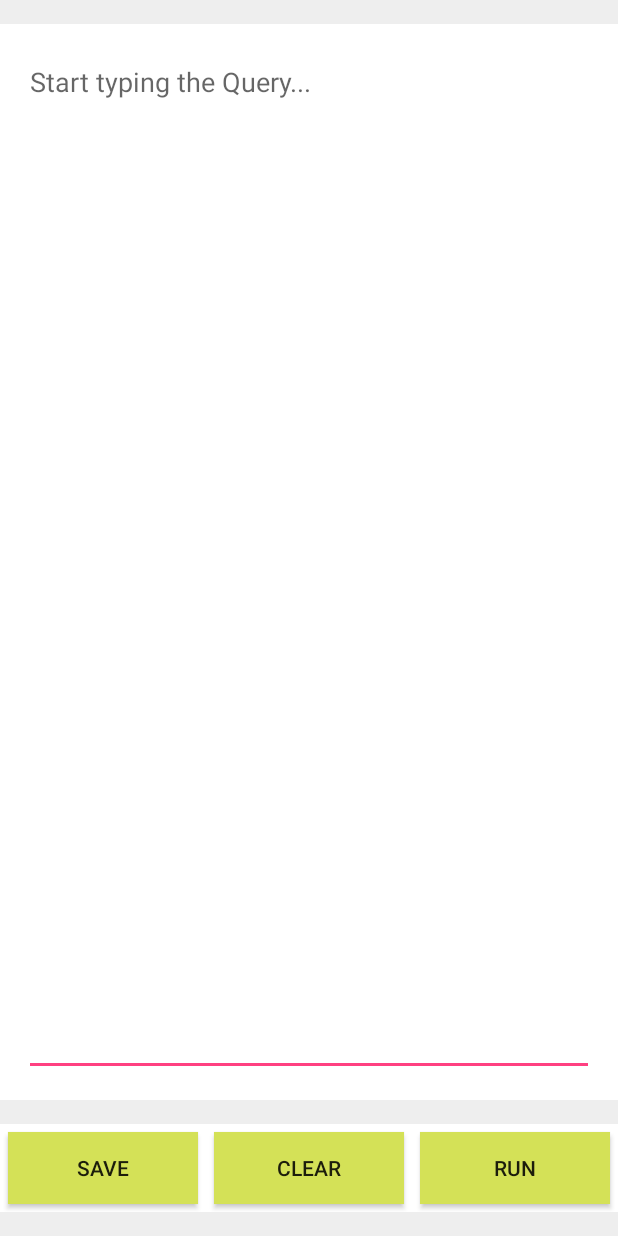
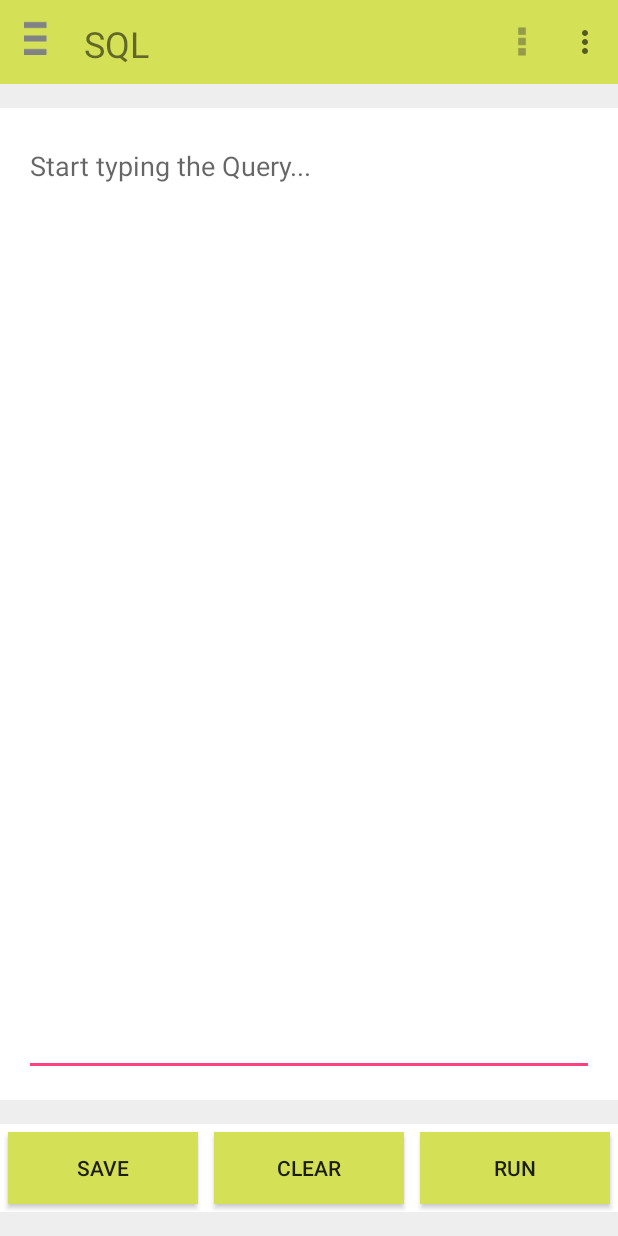
Before and after one commit to tharunaluka/sql, an Android app: the MainActivity screen opened directly, with no data from a screen before it, on a phone screen of 412 x 824 dp. Run offline under Robolectric (Android 15) with nearby library versions, the phone set to English and light mode, and no system bars.

```diff
--- a/app/src/main/java/com/acetechapps/sql/MainActivity.java
+++ b/app/src/main/java/com/acetechapps/sql/MainActivity.java
@@ -3,8 +3,14 @@ package com.acetechapps.sql;
 import android.content.Intent;
 import android.content.SharedPreferences;
 import android.os.AsyncTask;
+import android.support.design.widget.NavigationView;
+import android.support.v4.view.GravityCompat;
+import android.support.v4.widget.DrawerLayout;
+import android.support.v7.app.ActionBarDrawerToggle;
 import android.support.v7.app.AppCompatActivity;
 import android.os.Bundle;
+import android.view.Menu;
+import android.view.MenuItem;
 import android.view.View;
 import android.widget.EditText;
 import android.widget.TextView;
@@ -17,7 +23,7 @@ import java.sql.Connection;
 import java.sql.ResultSet;
 import java.sql.Statement;
 
-public class MainActivity extends AppCompatActivity implements ActivityService {
+public class MainActivity extends AppCompatActivity implements  NavigationView.OnNavigationItemSelectedListener {
 
     EditText writtenQuery;
     String getQuery;
@@ -26,6 +32,7 @@ public class MainActivity extends AppCompatActivity implements ActivityService {
     TextView textView;
 
     private Toolbar toolbar;
+    DrawerLayout drawerLayout;
 
     @Override
     protected void onCreate(Bundle savedInstanceState) {
@@ -42,6 +49,16 @@ public class MainActivity extends AppCompatActivity implements ActivityService {
             Toast.makeText(getApplicationContext(), "That's a bummer!", Toast.LENGTH_SHORT).show();
         }
         writtenQuery = (EditText) findViewById(R.id.inPut);
+
+        drawerLayout = (DrawerLayout) findViewById(R.id.drawer_layout);
+
+        ActionBarDrawerToggle toggle = new ActionBarDrawerToggle(
+                this, drawerLayout, R.string.navigation_drawer_open, R.string.navigation_drawer_close);
+        drawerLayout.setDrawerListener(toggle);
+        toggle.syncState();
+
+        NavigationView navigationView = (NavigationView) findViewById(R.id.nav_view);
+        navigationView.setNavigationItemSelectedListener(this);
     }
 
     public void save(View clicked) {
@@ -103,8 +120,59 @@ public class MainActivity extends AppCompatActivity implements ActivityService {
     }
 
     @Override
-    public void openDrawer(View view) {
-        Intent i= new Intent(this, LeftMenuActivity.class);
-        startActivity(i);
+    public boolean onNavigationItemSelected(MenuItem item) {
+        int id = item.getItemId();
+
+        if (id == R.id.nav_profile) {
+            // Handle the camera action
+        } else if (id == R.id.nav_queries) {
+
+        } else if (id == R.id.nav_tables) {
+
+        } else if (id == R.id.nav_connecitons) {
+
+        } else if (id == R.id.nav_share) {
+
+        } else if (id == R.id.nav_about) {
+
+        }
+
+        DrawerLayout drawer = (DrawerLayout) findViewById(R.id.drawer_layout);
+        drawer.closeDrawer(GravityCompat.START);
+        return true;
     }
+
+
+    @Override
+    public void onBackPressed() {
+        DrawerLayout drawer = (DrawerLayout) findViewById(R.id.drawer_layout);
+        if (drawer.isDrawerOpen(GravityCompat.START)) {
+            drawer.closeDrawer(GravityCompat.START);
+        } else {
+            super.onBackPressed();
+        }
+    }
+
+    @Override
+    public boolean onCreateOptionsMenu(Menu menu) {
+        // Inflate the menu; this adds items to the action bar if it is present.
+        getMenuInflater().inflate(R.menu.left_menu, menu);
+        return true;
+    }
+
+    @Override
+    public boolean onOptionsItemSelected(MenuItem item) {
+        // Handle action bar item clicks here. The action bar will
+        // automatically handle clicks on the Home/Up button, so long
+        // as you specify a parent activity in AndroidManifest.xml.
+        int id = item.getItemId();
+
+        //noinspection SimplifiableIfStatement
+        if (id == R.id.action_settings) {
+            return true;
+        }
+
+        return super.onOptionsItemSelected(item);
+    }
+
 }
--- a/app/src/main/res/layout/activity_left_menu.xml
+++ b/app/src/main/res/layout/activity_left_menu.xml
@@ -9,10 +9,6 @@
     android:fitsSystemWindows="true"
     tools:openDrawer="start">
 
-    <include
-        layout="@layout/activity_main"
-        android:layout_width="match_parent"
-        android:layout_height="match_parent" />
 
     <android.support.design.widget.NavigationView
         android:id="@+id/nav_view"
--- a/app/src/main/res/layout/activity_main.xml
+++ b/app/src/main/res/layout/activity_main.xml
@@ -1,6 +1,9 @@
 <?xml version="1.0" encoding="utf-8"?>
-<LinearLayout
-    xmlns:android="http://schemas.android.com/apk/res/android"
+<RelativeLayout xmlns:android="http://schemas.android.com/apk/res/android"
+    android:layout_width="fill_parent"
+    android:layout_height="fill_parent">
+
+    <LinearLayout xmlns:android="http://schemas.android.com/apk/res/android"
         xmlns:tools="http://schemas.android.com/tools"
         android:layout_width="match_parent"
         android:layout_height="match_parent"
@@ -8,74 +11,82 @@
         android:orientation="vertical"
         tools:context="com.acetechapps.sql.MainActivity">
 
+        <include
+            android:id="@+id/appBar"
+            layout="@layout/app_bar" />
+
         <LinearLayout
             android:layout_width="match_parent"
             android:layout_height="0dp"
+            android:layout_marginBottom="16dp"
+            android:layout_marginTop="16dp"
             android:layout_weight="1"
             android:background="#ffffff"
-        android:layout_marginTop="16dp"
-        android:layout_marginBottom="16dp"
             android:paddingBottom="@dimen/activity_vertical_margin"
             android:paddingLeft="@dimen/activity_horizontal_margin"
             android:paddingRight="@dimen/activity_horizontal_margin"
             android:paddingTop="@dimen/activity_vertical_margin">
 
             <EditText
+                android:id="@+id/inPut"
                 android:layout_width="match_parent"
                 android:layout_height="match_parent"
-            android:hint="Start typing the Query..."
                 android:gravity="start"
-            android:id="@+id/inPut"/>
+                android:hint="Start typing the Query..." />
 
         </LinearLayout>
 
         <LinearLayout
             android:layout_width="match_parent"
             android:layout_height="wrap_content"
-        android:background="#ffffff"
-        android:layout_marginBottom="16dp">
+            android:layout_marginBottom="16dp"
+            android:background="#ffffff">
 
             <Button
                 android:layout_width="0dp"
+                android:layout_height="wrap_content"
+                android:layout_margin="5dp"
                 android:layout_weight="1"
-            android:layout_height="wrap_content"
-            android:text="Save"
                 android:background="#D4E157"
-            android:layout_margin="5dp"
-            android:onClick="save"/>
+                android:onClick="save"
+                android:text="Save" />
 
             <Button
                 android:layout_width="0dp"
+                android:layout_height="wrap_content"
+                android:layout_margin="5dp"
                 android:layout_weight="1"
-            android:layout_height="wrap_content"
-            android:text="Clear"
                 android:background="#D4E157"
-            android:layout_margin="5dp"
-            android:onClick="clear"/>
+                android:onClick="clear"
+                android:text="Clear" />
 
             <Button
                 android:layout_width="0dp"
+                android:layout_height="wrap_content"
+                android:layout_margin="5dp"
                 android:layout_weight="1"
-            android:layout_height="wrap_content"
-            android:text="Run"
                 android:background="#D4E157"
-            android:layout_margin="5dp"
-            android:onClick="runQuery"/>
+                android:onClick="runQuery"
+                android:text="Run" />
 
         </LinearLayout>
 
         <LinearLayout
+            android:id="@+id/statusLayout"
             android:layout_width="match_parent"
             android:layout_height="0dp"
             android:layout_weight="0"
-        android:background="#ffffff"
-        android:id="@+id/statusLayout">
+            android:background="#ffffff">
 
             <TextView
+                android:id="@+id/status"
                 android:layout_width="match_parent"
                 android:layout_height="wrap_content"
-            android:text=""
-            android:id="@+id/status"/>
+                android:text="" />
         </LinearLayout>
 
     </LinearLayout>
+
+    <include layout="@layout/activity_left_menu" />
+
+</RelativeLayout>
```
Also changed, not shown: app/src/main/java/com/acetechapps/sql/ConnectionActivity.java (+9 -7 lines), app/src/main/res/layout/activity_connection.xml (+79 -73 lines). Lines whose indentation alone changed are shown as unchanged.
